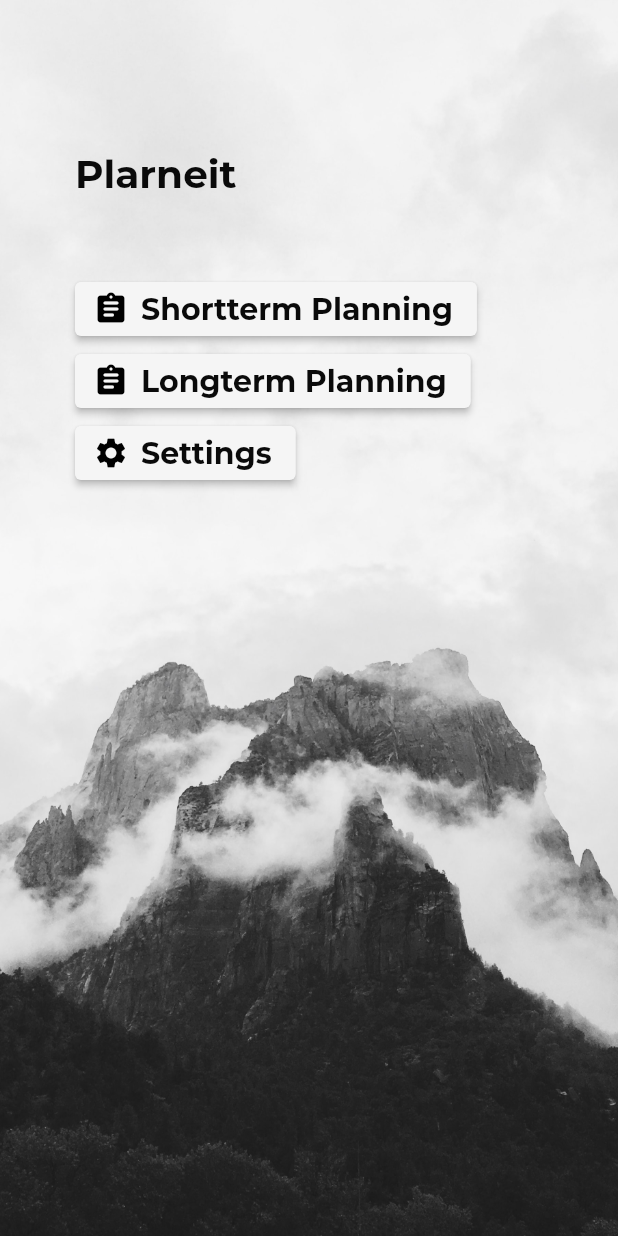
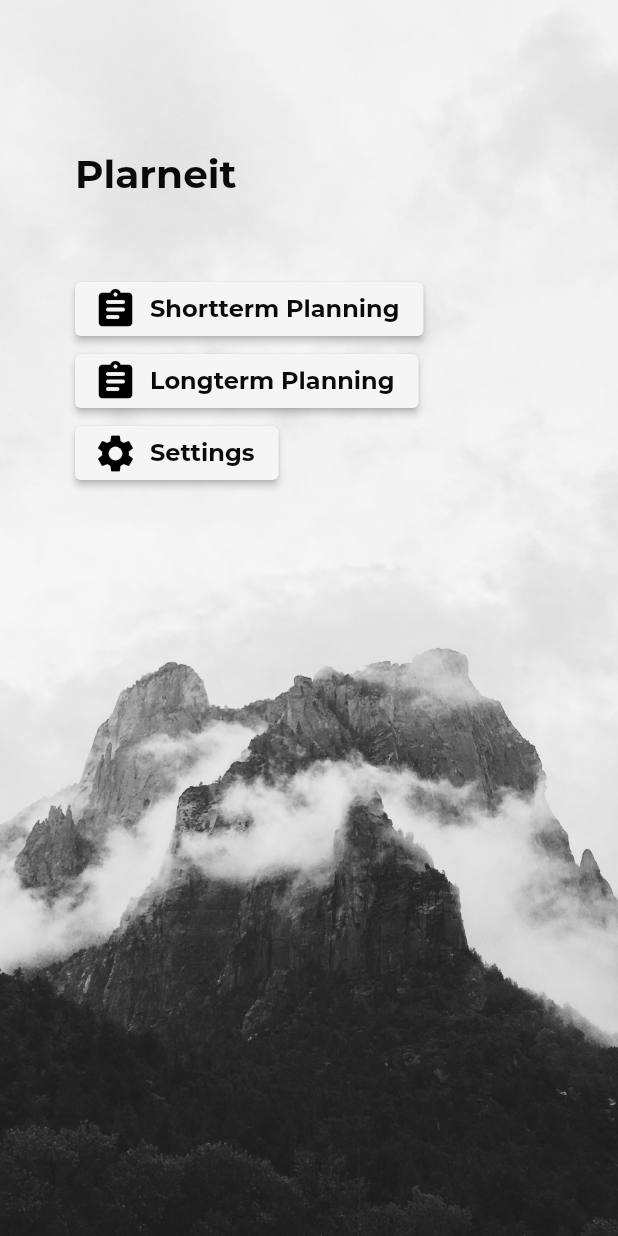
Before and after one commit to TotallyInformatik/plarneit, a Flutter app: the screen it shows after launch, on a phone screen of 412 x 824 dp. Run offline on Flutter 3.47's test engine with Material 2 defaults, Android fonts, the phone set to English and light mode, and no system bars; missing offline and left inert: dart:ffi; project files that could hold a hidden picture were left out.

Commit message:
adjusted design to be (a little bit?) responsive

```diff
--- a/lib/Pages/HomePage.dart
+++ b/lib/Pages/HomePage.dart
@@ -16,18 +16,13 @@ class HomePage extends StatelessWidget {
   static final double titleHeight = 0.2;
 
   Widget homePageButton(BuildContext context, IconData icon, String title, Function pressFunction) {
+    print(MediaQuery.of(context).size.width);
     return ElevatedButton.icon(
           onPressed: pressFunction,
           icon: Icon(icon, color: Colors.black),
-          label: Text(title, style: Theme.of(context).primaryTextTheme.headline3),
+          label: Text(title, style: Theme.of(context).primaryTextTheme.headline4),
           style: ButtonStyle(
             backgroundColor: MaterialStateProperty.all<Color>(buttonColor),
-            /*shape: MaterialStateProperty.all<RoundedRectangleBorder>(
-                RoundedRectangleBorder(
-                    borderRadius: buttonRadius
-                )
-            )
-             */
           )
       );
   }
@@ -46,7 +41,6 @@ class HomePage extends StatelessWidget {
 
   @override
   Widget build(BuildContext context) {
-
 
     return Scaffold(
       body: Container(
--- a/lib/UserInput/ColorPicker.dart
+++ b/lib/UserInput/ColorPicker.dart
@@ -93,8 +93,10 @@ class _ColorPickerState extends State<ColorPicker> {
             Padding(
               padding: EdgeInsets.only(left: 10),
               child: Container(
-                height: this.widget.size + ColorWidget.widgetPadding * 2,
-                width: 150,
+                constraints: BoxConstraints.expand(
+                  height: this.widget.size + ColorWidget.widgetPadding * 2,
+                  width: MediaQuery.of(context).size.width * 0.35,
+                ),
                 child: ListView(
                     scrollDirection: Axis.horizontal,
                     children: colorChildren
--- a/lib/UserInput/Dialogs.dart
+++ b/lib/UserInput/Dialogs.dart
@@ -93,18 +93,20 @@ class CustomDialogs {
 
     List<Widget> input = [
       TextFormField(
+          style: Theme.of(context).primaryTextTheme.bodyText1,
           validator: textFieldValidator,
           maxLength: _maxTextLength,
           decoration: InputDecoration(
-              hintText: "Please enter a title"
+              hintText: "title"
           ),
           controller: titleController
       ),
       TextFormField(
+          style: Theme.of(context).primaryTextTheme.bodyText1,
           validator: textFieldValidator,
           maxLength: _maxTextLength,
           decoration: InputDecoration(
-              hintText: "Please enter a description"
+              hintText: "description"
           ),
           controller: descriptionController
       ),
@@ -179,7 +181,7 @@ class CustomDialogs {
         descriptionController,
             () => Navigator.of(context).pop(NotesInformation(titleController.text, descriptionController.text, colorPickerController.selectedColor)),
         [
-          ColorPicker("Select color", colorPickerController, noteColors, 25.0)
+          ColorPicker("color", colorPickerController, noteColors, 20.0)
         ],
         title: title,
         description: description
--- a/lib/WidgetContainers/WidgetContainer.dart
+++ b/lib/WidgetContainers/WidgetContainer.dart
@@ -15,7 +15,6 @@ import '../UserMadeWidget/UserMadeWidgetBase.dart';
 abstract class WidgetContainer extends StatefulWidget {
 
   // Layout attributes
-  static final double iconSize = 40;
   static final double widgetSize = UserMadeWidgetBase.widgetSize;
   static final double widgetPadding = UserMadeWidgetBase.widgetPadding;
   static final double sidePadding = DayPage.listContainerInnerPadding;
@@ -45,9 +44,9 @@ abstract class WidgetContainerState<T extends WidgetInformation> extends State<W
   void initializeWidgets(BuildContext context);
   UserMadeWidgetBase<T> createWidget(T widgetInformation, WidgetId id);
 
-  IconButton controllerIconButton(int sizeOffset, ContainerStatus status, IconData standrdIcon, IconData turnOffIcon) {
+  IconButton controllerIconButton(double sizeOffset, ContainerStatus status, IconData standrdIcon, IconData turnOffIcon) {
     return IconButton(
-      iconSize: WidgetContainer.iconSize - sizeOffset,
+      iconSize: IconTheme.of(context).size - sizeOffset * IconTheme.of(context).size,
       icon: this.statusController.value == status ? Icon(turnOffIcon) : Icon(standrdIcon),
       onPressed: () {
         this.setState(() {
@@ -112,7 +111,7 @@ abstract class WidgetContainerState<T extends WidgetInformation> extends State<W
                   children: [
                     Text(this.widget.widgetName, style: Theme.of(context).primaryTextTheme.headline2),
                     IconButton(
-                        iconSize: WidgetContainer.iconSize,
+                        iconSize: IconTheme.of(context).size,
                         icon: Icon(Icons.add_rounded),
                         onPressed: () async {
                           List<UserMadeWidgetBase> newWidgets = [];
@@ -125,8 +124,8 @@ abstract class WidgetContainerState<T extends WidgetInformation> extends State<W
                           });
                         }
                     ),
-                    controllerIconButton(15, ContainerStatus.EDITING, Icons.edit_rounded, Icons.edit_off),
-                    controllerIconButton(10, ContainerStatus.DELETING, Icons.delete_rounded, Icons.delete_forever_rounded)
+                    controllerIconButton(0.15, ContainerStatus.EDITING, Icons.edit_rounded, Icons.edit_off),
+                    controllerIconButton(0.10, ContainerStatus.DELETING, Icons.delete_rounded, Icons.delete_forever_rounded)
                   ],
                 )
             )
@@ -138,8 +137,6 @@ abstract class WidgetContainerState<T extends WidgetInformation> extends State<W
               child: Scrollbar(
                 isAlwaysShown: true,
                 controller: this.widget._scrollController,
-                child: Identifier<DateTime>( // TODO: remove if needed
-                    identifier: this.widget.identifier,
                 child: ListView.builder(
                   controller: this.widget._scrollController,
                   padding: EdgeInsets.all(WidgetContainer.sidePadding),
@@ -153,7 +150,6 @@ abstract class WidgetContainerState<T extends WidgetInformation> extends State<W
                       return this.widgets[index];
                     }
                   },
-                    )
                 ),
               )
           )]
--- a/lib/main.dart
+++ b/lib/main.dart
@@ -13,7 +13,6 @@ void main() {
 }
 
 class PlarneitApp extends StatelessWidget {
-  // This widget is the root of your application.
 
   static final COLOR_WHITE = Color.fromRGBO(255, 255, 255, 1);
   static final COLOR_WHITESMOKE = Color.fromRGBO(245, 245, 245, 1);
@@ -48,6 +47,19 @@ class PlarneitApp extends StatelessWidget {
       subtitle2: TextStyle(color: FONT_COLOR, fontWeight: FontWeight.w400, fontSize: 12) // change if needed
   );
 
+  static final TextTheme TEXT_THEME_SMALLEST = TextTheme( // for even smaller devices
+      headline1: TextStyle(color: FONT_COLOR, fontWeight: FontWeight.w700, fontSize: 20),
+      headline2: TextStyle(color: FONT_COLOR, fontWeight: FontWeight.w700, fontSize: 18.5),
+      headline3: TextStyle(color: FONT_COLOR, fontWeight: FontWeight.w700, fontSize: 15),
+      headline4: TextStyle(color: FONT_COLOR, fontWeight: FontWeight.w700, fontSize: 13),
+      headline5: TextStyle(color: FONT_COLOR, fontWeight: FontWeight.w700, fontSize: 11),
+      headline6: TextStyle(color: FONT_COLOR, fontWeight: FontWeight.w700, fontSize: 10),
+      bodyText1: TextStyle(color: FONT_COLOR, fontWeight: FontWeight.w500, fontSize: 11, height: 1.5),
+      bodyText2: TextStyle(color: FONT_COLOR, fontWeight: FontWeight.w500, fontSize: 14, height: 1.5), // change this if needed
+      subtitle1: TextStyle(color: FONT_COLOR, fontWeight: FontWeight.w400, fontSize: 10),
+      subtitle2: TextStyle(color: FONT_COLOR, fontWeight: FontWeight.w400, fontSize: 12) // change if needed
+  );
+
   static final TextTheme TEXT_THEME_DEFAULT_WHITE = TextTheme(
       headline1: TextStyle(color: WHITE_FONT_COLOR, fontWeight: FontWeight.w700, fontSize: 26),
       headline2: TextStyle(color: WHITE_FONT_COLOR, fontWeight: FontWeight.w700, fontSize: 22),
@@ -74,6 +86,19 @@ class PlarneitApp extends StatelessWidget {
       subtitle2: TextStyle(color: WHITE_FONT_COLOR, fontWeight: FontWeight.w400, fontSize: 12) // change if needed
   );
 
+  static final TextTheme TEXT_THEME_SMALLEST_WHITE = TextTheme(
+      headline1: TextStyle(color: WHITE_FONT_COLOR, fontWeight: FontWeight.w700, fontSize: 20),
+      headline2: TextStyle(color: WHITE_FONT_COLOR, fontWeight: FontWeight.w700, fontSize: 18.5),
+      headline3: TextStyle(color: WHITE_FONT_COLOR, fontWeight: FontWeight.w700, fontSize: 15),
+      headline4: TextStyle(color: WHITE_FONT_COLOR, fontWeight: FontWeight.w700, fontSize: 13),
+      headline5: TextStyle(color: WHITE_FONT_COLOR, fontWeight: FontWeight.w700, fontSize: 11),
+      headline6: TextStyle(color: WHITE_FONT_COLOR, fontWeight: FontWeight.w700, fontSize: 10),
+      bodyText1: TextStyle(color: WHITE_FONT_COLOR, fontWeight: FontWeight.w500, fontSize: 11, height: 1.5),
+      bodyText2: TextStyle(color: WHITE_FONT_COLOR, fontWeight: FontWeight.w500, fontSize: 14, height: 1.5), // change this if needed
+      subtitle1: TextStyle(color: WHITE_FONT_COLOR, fontWeight: FontWeight.w400, fontSize: 10),
+      subtitle2: TextStyle(color: WHITE_FONT_COLOR, fontWeight: FontWeight.w400, fontSize: 12) // change if needed
+  );
+
   static final String taskStorage = "tasks.json";
   static final String noteStorage = "notes.json";
   static final String longtermGoalsStorage = "longterm-goals.json";
@@ -82,6 +107,9 @@ class PlarneitApp extends StatelessWidget {
       JsonHandler(noteStorage),
       JsonHandler(longtermGoalsStorage)
   );
+
+  static final double contentResponseWidth1 = 500;
+  static final double contentResponseWidth2 = 320; // dieses Attribut legt fest, ab wann die Schriftgröße geändert wird
 
   void _resetJson() {
     jsonHandlerCollection.noteHandler.writeToJson({});
@@ -99,21 +127,53 @@ class PlarneitApp extends StatelessWidget {
     print(await jsonHandlerCollection.longtermGoalsHandler.readFile());
   }
 
+  TextTheme determinePrimaryTextTheme(double screenWidth) {
+    if (screenWidth > contentResponseWidth1) {
+      return TEXT_THEME_DEFAULT;
+    } else if (screenWidth > contentResponseWidth2) {
+      return TEXT_THEME_SMALL;
+    } else {
+      return TEXT_THEME_SMALLEST;
+    }
+  }
+
+  TextTheme determineAccentTextTheme(double screenWidth) {
+    if (screenWidth > contentResponseWidth1) {
+      return TEXT_THEME_DEFAULT_WHITE;
+    } else if (screenWidth > contentResponseWidth2) {
+      return TEXT_THEME_SMALL_WHITE;
+    } else {
+      return TEXT_THEME_SMALLEST_WHITE;
+    }
+  }
+
+  double determineIconSize(double screenWidth) {
+    if (screenWidth > contentResponseWidth2) {
+      return 30;
+    } else {
+      return 20;
+    }
+  }
+
   @override
   Widget build(BuildContext context) {
     displayJsonContents();
     deleteOutdated();
 
-    double screenWidth = window.physicalSize.width;
+    double mediaQueryWidth = window.physicalSize.width / window.devicePixelRatio;
     return MaterialApp(
       debugShowCheckedModeBanner: false,
       title: 'plarneit',
       theme: ThemeData(
         primaryColor: COLOR_WHITE,
         accentColor: COLOR_WHITESMOKE,
-        accentTextTheme: screenWidth > 500 ? TEXT_THEME_DEFAULT_WHITE : TEXT_THEME_SMALL_WHITE,
-        primaryTextTheme: screenWidth > 500 ? TEXT_THEME_DEFAULT : TEXT_THEME_SMALL,
-        fontFamily: "Montserrat"
+        accentTextTheme: determineAccentTextTheme(mediaQueryWidth),
+        primaryTextTheme: determinePrimaryTextTheme(mediaQueryWidth),
+        fontFamily: "Montserrat",
+        iconTheme: IconThemeData(
+          size: determineIconSize(mediaQueryWidth),
+          color: Colors.black
+        )
       ),
       home: HomePage()
     );
```
Lines whose indentation alone changed are shown as unchanged.
